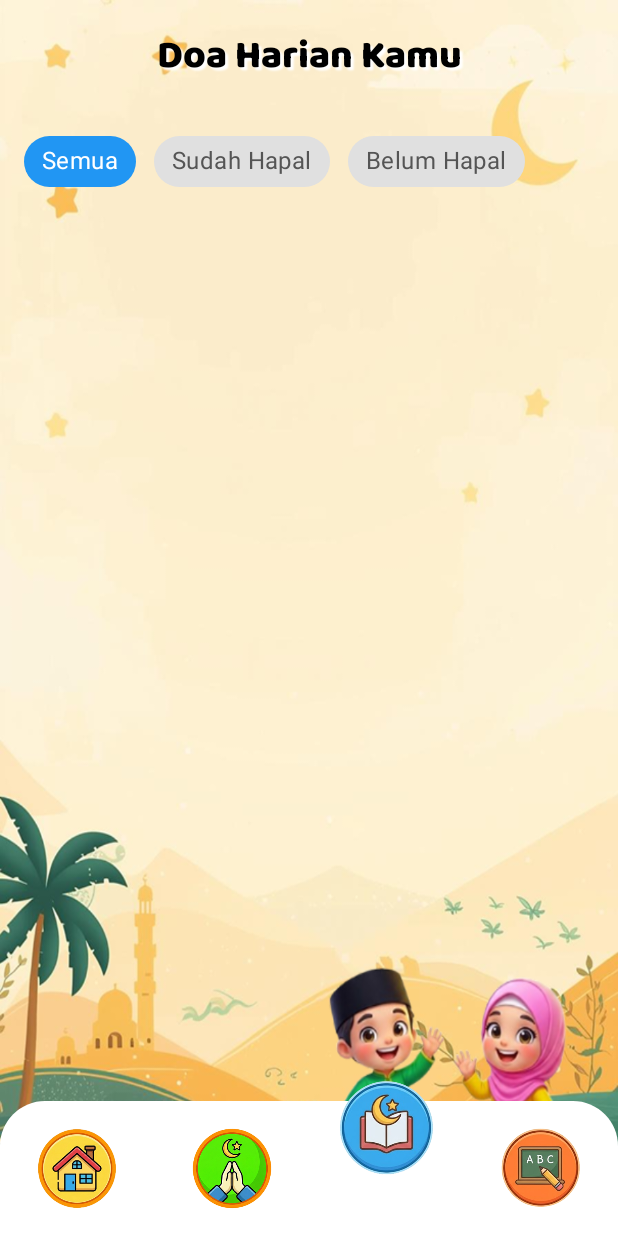
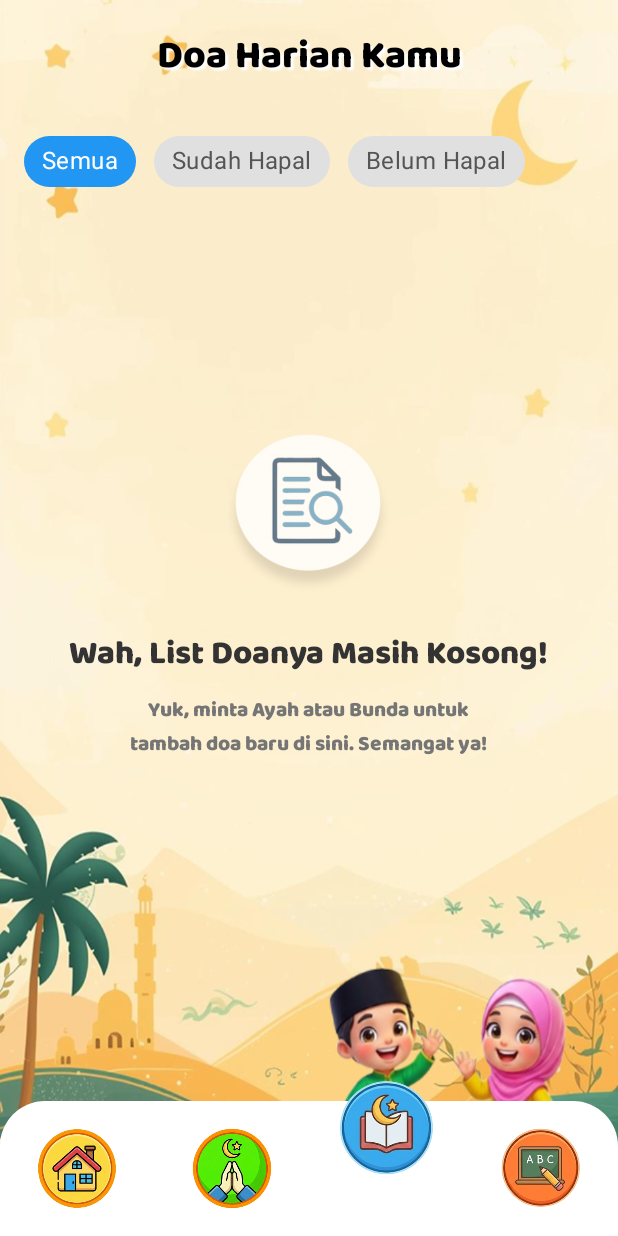
Before and after one commit to fauzanashshidiq/islamic-kids, an Android app: the MainFragment screen opened directly, with no data from a screen before it, item 3 of the bottom bar chosen, on a phone screen of 412 x 824 dp. Run offline under Robolectric (Android 15) with nearby library versions, the phone set to English and light mode, and no system bars; our stand-ins replace Room's generated code; network calls fail; pictures from the network do not load.

Commit message:
feat(home): add empty view if not add doa yet

```diff
--- a/app/src/main/java/com/pam/uas/fragment/MainFragment.kt
+++ b/app/src/main/java/com/pam/uas/fragment/MainFragment.kt
@@ -4,9 +4,12 @@ import android.os.Bundle
 import android.view.LayoutInflater
 import android.view.View
 import android.view.ViewGroup
+import android.widget.ImageView
+import android.widget.TextView
 import androidx.fragment.app.Fragment
 import androidx.fragment.app.viewModels
 import androidx.recyclerview.widget.LinearLayoutManager
+import com.pam.uas.R // Pastikan import R ada
 import com.pam.uas.databinding.FragmentMainBinding
 import com.pam.uas.ui.DoaMainAdapter
 import com.pam.uas.viewmodel.DoaViewModel
@@ -18,6 +21,9 @@ class MainFragment : Fragment() {
 
  private val viewModel: DoaViewModel by viewModels()
  private lateinit var adapter: DoaMainAdapter
+
+ // Variabel untuk menyimpan mode filter saat ini (Default: ALL)
+ private var currentFilterMode = DoaViewModel.FilterMode.ALL
 
  override fun onCreateView(
   inflater: LayoutInflater, container: ViewGroup?,
@@ -40,11 +46,44 @@ class MainFragment : Fragment() {
   viewModel.displayDoaList.observe(viewLifecycleOwner) { list ->
    adapter.updateData(list)
 
-   // Opsional: Tampilkan view kosong jika list kosong
+   // LOGIKA EMPTY STATE DINAMIS
    if (list.isEmpty()) {
-    // binding.tvEmptyState.visibility = View.VISIBLE
+    binding.rvDoaMain.visibility = View.GONE
+    binding.layoutEmptyState.visibility = View.VISIBLE
+
+    // Panggil fungsi update teks kosong
+    updateEmptyStateText()
    } else {
-    // binding.tvEmptyState.visibility = View.GONE
+    binding.rvDoaMain.visibility = View.VISIBLE
+    binding.layoutEmptyState.visibility = View.GONE
+   }
+  }
+ }
+
+ // Fungsi baru untuk mengubah teks berdasarkan filter
+ private fun updateEmptyStateText() {
+  // Ambil referensi TextView dari dalam layoutEmptyState (karena di XML pakai LinearLayout biasa)
+  // Cara akses anak view dari binding layoutEmptyState:
+  val layoutEmpty = binding.layoutEmptyState
+  val ivIcon = layoutEmpty.getChildAt(0) as ImageView // Index 0 = Gambar
+  val tvJudul = layoutEmpty.getChildAt(1) as TextView // Index 1 adalah Judul (lihat urutan XML)
+  val tvDeskripsi = layoutEmpty.getChildAt(2) as TextView // Index 2 adalah Deskripsi
+
+  when (currentFilterMode) {
+   DoaViewModel.FilterMode.ALL -> {
+    ivIcon.setImageResource(R.drawable.ic_search_preview)
+    tvJudul.text = "Wah, List Doanya Masih Kosong!"
+    tvDeskripsi.text = "Yuk, minta Ayah atau Bunda untuk tambah doa baru di sini. Semangat ya!"
+   }
+   DoaViewModel.FilterMode.MEMORIZED -> {
+    ivIcon.setImageResource(R.drawable.ic_launcher_foreground)
+    tvJudul.text = "Siap Jadi Anak Hebat?"
+    tvDeskripsi.text = "Pilih satu doa dan hapalkan pelan-pelan ya. Kamu pasti bisa!"
+   }
+   DoaViewModel.FilterMode.NOT_MEMORIZED -> {
+    ivIcon.setImageResource(R.drawable.ic_launcher_foreground)
+    tvJudul.text = "Masya Allah, Kamu Hebat!"
+    tvDeskripsi.text = "Minta Ayah atau Bunda tambah doa baru lagi yuk!"
    }
   }
  }
@@ -61,9 +100,18 @@ class MainFragment : Fragment() {
   binding.chipGroupFilter.setOnCheckedStateChangeListener { group, checkedIds ->
    if (checkedIds.isNotEmpty()) {
     when (checkedIds[0]) {
-     binding.chipSemua.id -> viewModel.setFilter(DoaViewModel.FilterMode.ALL)
-     binding.chipSudahHapal.id -> viewModel.setFilter(DoaViewModel.FilterMode.MEMORIZED)
-     binding.chipBelumHapal.id -> viewModel.setFilter(DoaViewModel.FilterMode.NOT_MEMORIZED)
+     binding.chipSemua.id -> {
+      currentFilterMode = DoaViewModel.FilterMode.ALL // Update mode
+      viewModel.setFilter(DoaViewModel.FilterMode.ALL)
+     }
+     binding.chipSudahHapal.id -> {
+      currentFilterMode = DoaViewModel.FilterMode.MEMORIZED // Update mode
+      viewModel.setFilter(DoaViewModel.FilterMode.MEMORIZED)
+     }
+     binding.chipBelumHapal.id -> {
+      currentFilterMode = DoaViewModel.FilterMode.NOT_MEMORIZED // Update mode
+      viewModel.setFilter(DoaViewModel.FilterMode.NOT_MEMORIZED)
+     }
     }
    }
   }
@@ -71,7 +119,6 @@ class MainFragment : Fragment() {
 
  override fun onResume() {
   super.onResume()
-  // Reload data saat kembali ke layar ini (jaga-jaga ada update dari fragment lain)
   viewModel.loadSavedDoa()
  }
 
--- a/app/src/main/res/layout/fragment_main.xml
+++ b/app/src/main/res/layout/fragment_main.xml
@@ -81,13 +81,60 @@
         </com.google.android.material.chip.ChipGroup>
     </HorizontalScrollView>
 
-    <!-- RecyclerView List Doa -->
-    <androidx.recyclerview.widget.RecyclerView
-        android:id="@+id/rvDoaMain"
+    <!-- Container Utama: RecyclerView & Empty State -->
+    <FrameLayout
         android:layout_width="match_parent"
         android:layout_height="0dp"
-        android:layout_weight="1"
-        android:paddingBottom="80dp"
-        android:clipToPadding="false"/>
+        android:layout_weight="1">
+
+        <!-- RecyclerView List Doa -->
+        <androidx.recyclerview.widget.RecyclerView
+            android:id="@+id/rvDoaMain"
+            android:layout_width="match_parent"
+            android:layout_height="match_parent"
+            android:paddingBottom="80dp"
+            android:clipToPadding="false"/>
+
+        <!-- VIEW KOSONG (Empty State) -->
+        <LinearLayout
+            android:id="@+id/layoutEmptyState"
+            android:layout_width="wrap_content"
+            android:layout_height="wrap_content"
+            android:orientation="vertical"
+            android:gravity="center"
+            android:layout_gravity="center"
+            android:visibility="gone"
+            android:layout_marginBottom="50dp">
+
+            <!-- Gambar Ikon Lucu (Pakai yg ada atau ic_launcher) -->
+            <ImageView
+                android:layout_width="120dp"
+                android:layout_height="120dp"
+                android:src="@drawable/ic_launcher_foreground"
+                android:alpha="0.8"/>
+
+            <!-- Judul -->
+            <TextView
+                android:layout_width="wrap_content"
+                android:layout_height="wrap_content"
+                android:text="Belum Ada Doa"
+                android:fontFamily="@font/baloo_bold"
+                android:textSize="22sp"
+                android:textColor="#333333"
+                android:layout_marginTop="16dp"/>
+
+            <!-- Deskripsi -->
+            <TextView
+                android:layout_width="250dp"
+                android:layout_height="wrap_content"
+                android:text="Yuk, tambah doa harianmu dulu di menu Tambah Doa!"
+                android:fontFamily="@font/baloo_bold"
+                android:textSize="14sp"
+                android:textColor="#757575"
+                android:gravity="center"
+                android:layout_marginTop="8dp"/>
+        </LinearLayout>
+
+    </FrameLayout>
 
 </LinearLayout>
```
